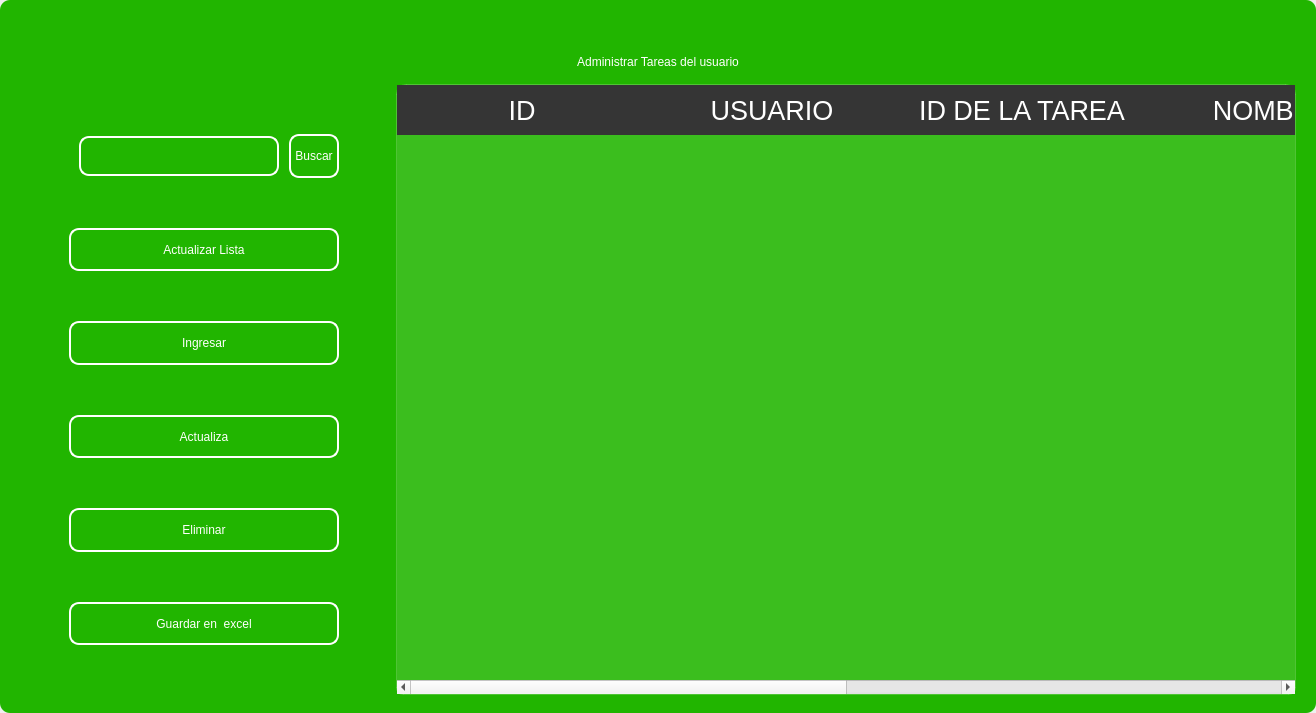
Old version of the form design/standar/maintask3.ui in the repository codemiguel-dev/ERP-EmprendeSoft-Desktop.
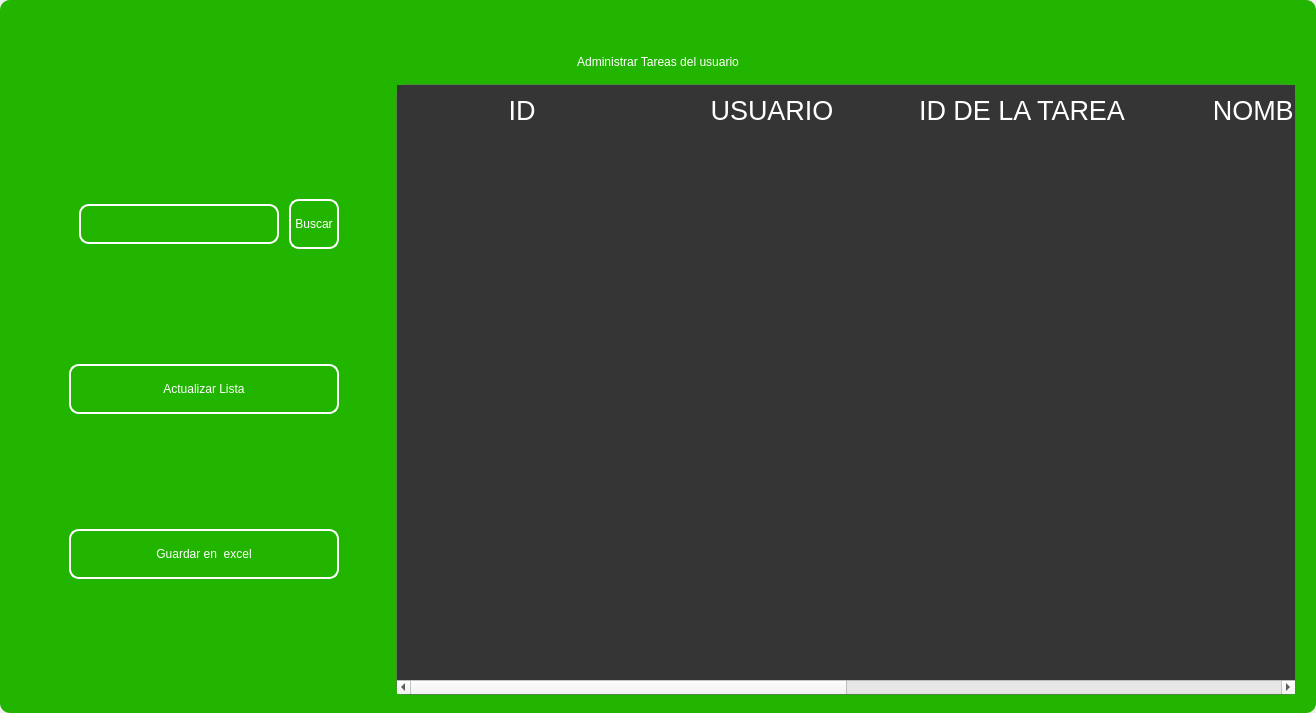
New version of the form. Icons and pictures are not drawn.

```diff
--- a/design/standar/maintask3.ui
+++ b/design/standar/maintask3.ui
@@ -552,138 +552,6 @@
               </property>
              </widget>
             </item>
-            <item>
-             <widget class="QPushButton" name="btn_add">
-              <property name="minimumSize">
-               <size>
-                <width>0</width>
-                <height>40</height>
-               </size>
-              </property>
-              <property name="maximumSize">
-               <size>
-                <width>300</width>
-                <height>50</height>
-               </size>
-              </property>
-              <property name="cursor">
-               <cursorShape>PointingHandCursor</cursorShape>
-              </property>
-              <property name="styleSheet">
-               <string notr="true">QPushButton{
-border-radius:10px; 
-font: 12pt &quot;Arial&quot;;
-color: rgb(255, 255, 254);
-border: 2px solid #ffffff;
-}
-
-QPushButton:hover{
-border-radius:10px; 
-font: 12pt &quot;Arial&quot;;
-color: rgb(255, 255, 255);
-border: 2px solid rgb(120, 0, 171);
-	background-color: rgb(120, 0, 171);
-}</string>
-              </property>
-              <property name="text">
-               <string>Ingresar</string>
-              </property>
-              <property name="iconSize">
-               <size>
-                <width>35</width>
-                <height>35</height>
-               </size>
-              </property>
-             </widget>
-            </item>
-            <item>
-             <widget class="QPushButton" name="btn_update">
-              <property name="minimumSize">
-               <size>
-                <width>0</width>
-                <height>40</height>
-               </size>
-              </property>
-              <property name="maximumSize">
-               <size>
-                <width>300</width>
-                <height>50</height>
-               </size>
-              </property>
-              <property name="cursor">
-               <cursorShape>PointingHandCursor</cursorShape>
-              </property>
-              <property name="styleSheet">
-               <string notr="true">QPushButton{
-border-radius:10px; 
-font: 12pt &quot;Arial&quot;;
-color: rgb(255, 255, 254);
-border: 2px solid #ffffff;
-}
-
-QPushButton:hover{
-border-radius:10px; 
-font: 12pt &quot;Arial&quot;;
-color: rgb(255, 255, 255);
-border: 2px solid rgb(120, 0, 171);
-	background-color: rgb(120, 0, 171);
-}</string>
-              </property>
-              <property name="text">
-               <string>Actualiza</string>
-              </property>
-              <property name="iconSize">
-               <size>
-                <width>35</width>
-                <height>35</height>
-               </size>
-              </property>
-             </widget>
-            </item>
-            <item>
-             <widget class="QPushButton" name="btn_delete">
-              <property name="minimumSize">
-               <size>
-                <width>0</width>
-                <height>40</height>
-               </size>
-              </property>
-              <property name="maximumSize">
-               <size>
-                <width>300</width>
-                <height>50</height>
-               </size>
-              </property>
-              <property name="cursor">
-               <cursorShape>PointingHandCursor</cursorShape>
-              </property>
-              <property name="styleSheet">
-               <string notr="true">QPushButton{
-border-radius:10px; 
-font: 12pt &quot;Arial&quot;;
-color: rgb(255, 255, 254);
-border: 2px solid #ffffff;
-}
-
-QPushButton:hover{
-border-radius:10px; 
-font: 12pt &quot;Arial&quot;;
-color: rgb(255, 255, 255);
-border: 2px solid rgb(120, 0, 171);
-	background-color: rgb(120, 0, 171);
-}</string>
-              </property>
-              <property name="text">
-               <string>Eliminar</string>
-              </property>
-              <property name="iconSize">
-               <size>
-                <width>35</width>
-                <height>35</height>
-               </size>
-              </property>
-             </widget>
-            </item>
             <item>
              <widget class="QPushButton" name="btn_excel">
               <property name="minimumSize">
@@ -746,12 +614,13 @@
             </property>
             <property name="styleSheet">
              <string notr="true">QTableView {
-	background-color: rgba(255, 255, 255, 30); 	
+
 	border: 1px solid rgba(255,255,255,40);
 	border-bottom-right-radius: 7px; 
 	border-bottom-left-radius: 7px; 
 	color: white;
 	font: 15pt &quot;MS Shell Dlg 2&quot;;
+	background-color: rgb(53, 53, 53);
 }
 
 QHeaderView::section {
```
